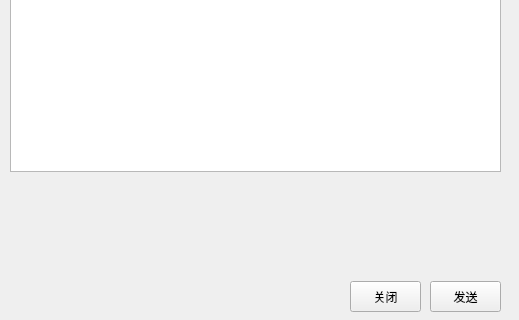
Before: the Qt Designer form ui/chat.ui in whlle1ouch/mhwy, drawn with Qt 5; both pictures show x 0 to 519 and y 209 to 529 of the 519 by 529 pixel window.
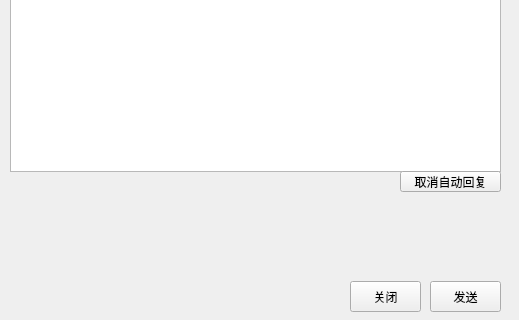
After: the same form once the commit is applied.

Commit message: 2019/4/9 做了基本的自动回复模块和自动回复设置

The edit to the form file:
```diff
--- a/ui/chat.ui
+++ b/ui/chat.ui
@@ -45,7 +45,7 @@
      <x>10</x>
      <y>400</y>
      <width>491</width>
-     <height>71</height>
+     <height>81</height>
     </rect>
    </property>
    <layout class="QGridLayout" name="gridLayout"/>
@@ -60,6 +60,19 @@
     </rect>
    </property>
   </widget>
+  <widget class="QPushButton" name="pushButton_3">
+   <property name="geometry">
+    <rect>
+     <x>400</x>
+     <y>380</y>
+     <width>101</width>
+     <height>21</height>
+    </rect>
+   </property>
+   <property name="text">
+    <string>取消自动回复</string>
+   </property>
+  </widget>
  </widget>
  <resources/>
  <connections/>
```
The commit also changes 8 other files.
